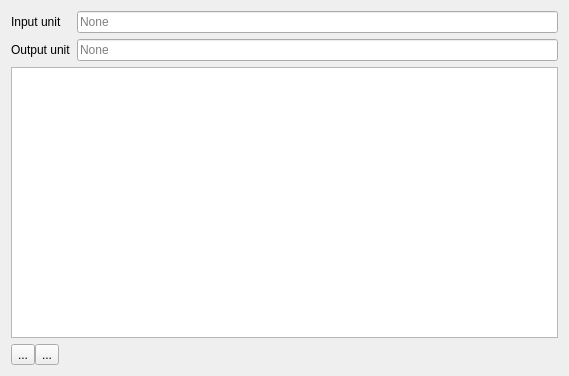
Old version of the form caqtus/gui/condetrol/device_configuration_editors/sequencer_configuration_editor/channel_output_editor/calibrated_analog_mapping_widget.ui in the repository light-scattering-iogs/caqtus.
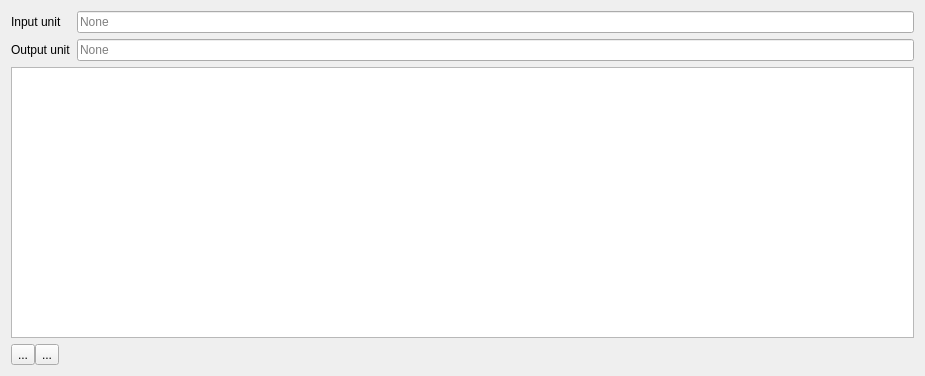
New version of the form.

Diff of the .ui file:
```diff
--- a/caqtus/gui/condetrol/device_configuration_editors/sequencer_configuration_editor/channel_output_editor/calibrated_analog_mapping_widget.ui
+++ b/caqtus/gui/condetrol/device_configuration_editors/sequencer_configuration_editor/channel_output_editor/calibrated_analog_mapping_widget.ui
@@ -6,7 +6,7 @@
    <rect>
     <x>0</x>
     <y>0</y>
-    <width>569</width>
+    <width>925</width>
     <height>376</height>
    </rect>
   </property>
```
